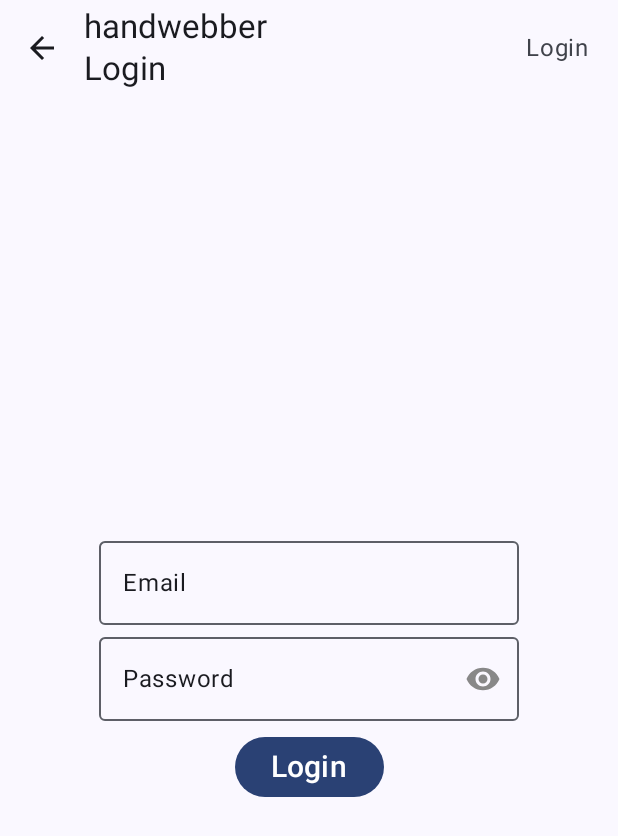
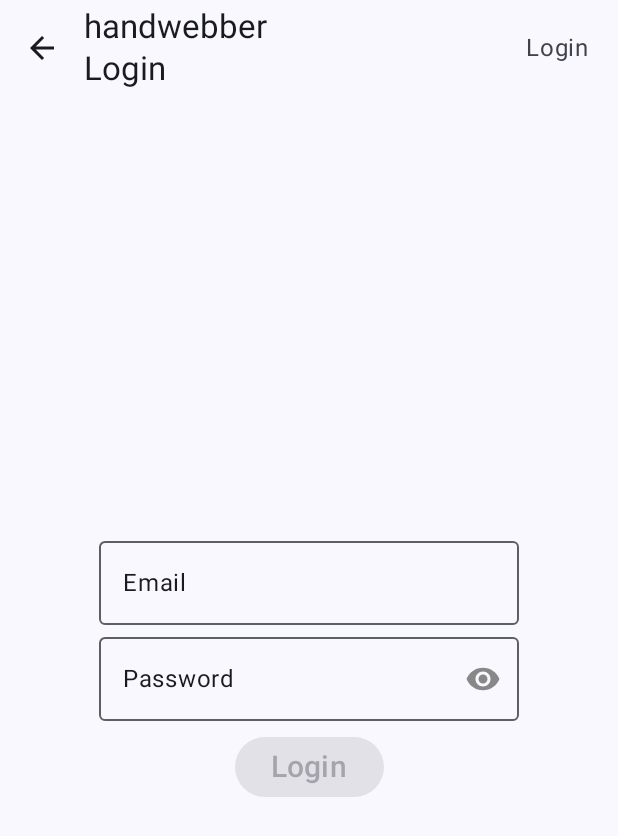
Before and after one commit to JosSid/handwebber_android, an Android app built with Jetpack Compose: the LoginScreen screen opened through its navigation route, on a phone screen of 412 x 824 dp. Shown: the top 836 px of the screen. Run offline under Robolectric (Android 15) with nearby library versions, the phone set to English and light mode, and no system bars; our stand-ins replace livedata-compose.

Commit message:
function isEnabledButton in login

```diff
--- a/app/src/main/java/com/jossidfactory/handwebber/screen/components/ButtonBase.kt
+++ b/app/src/main/java/com/jossidfactory/handwebber/screen/components/ButtonBase.kt
@@ -8,8 +8,8 @@ import androidx.compose.ui.unit.sp
 
 
 @Composable
-fun ButtonBase(text: String, onClick: () -> Unit) {
-    Button(onClick = { onClick() }) {
+fun ButtonBase(text: String, isEnabled: Boolean, onClick: () -> Unit) {
+    Button(onClick = { onClick() }, enabled =  isEnabled ) {
         Text(
             text = text,
             fontSize = 20.sp,
--- a/app/src/main/java/com/jossidfactory/handwebber/screen/user/login/LoginForm.kt
+++ b/app/src/main/java/com/jossidfactory/handwebber/screen/user/login/LoginForm.kt
@@ -49,7 +49,10 @@ fun LoginForm(
 
         Spacer(modifier = Modifier.padding(3.dp))
 
-        ButtonBase(text = "Login") {
+        ButtonBase(
+            text = "Login",
+            isEnabled = loginViewModel.isEnabledButton(state.email, state.password)
+        ) {
             loginViewModel.onLoginClick(state.email, state.password) {
                 onLoginNavigate()
             }
--- a/app/src/main/java/com/jossidfactory/handwebber/screen/user/login/LoginViewModel.kt
+++ b/app/src/main/java/com/jossidfactory/handwebber/screen/user/login/LoginViewModel.kt
@@ -44,4 +44,10 @@ class LoginViewModel(
             }
         }
     }
+
+    fun isEnabledButton(email: String, password: String): Boolean {
+        val emailPattern = Regex("^\\S+@\\S+\\.\\S+\$")
+
+        return emailPattern.matches(email) && password.length >= 4
+    }
 }
```
